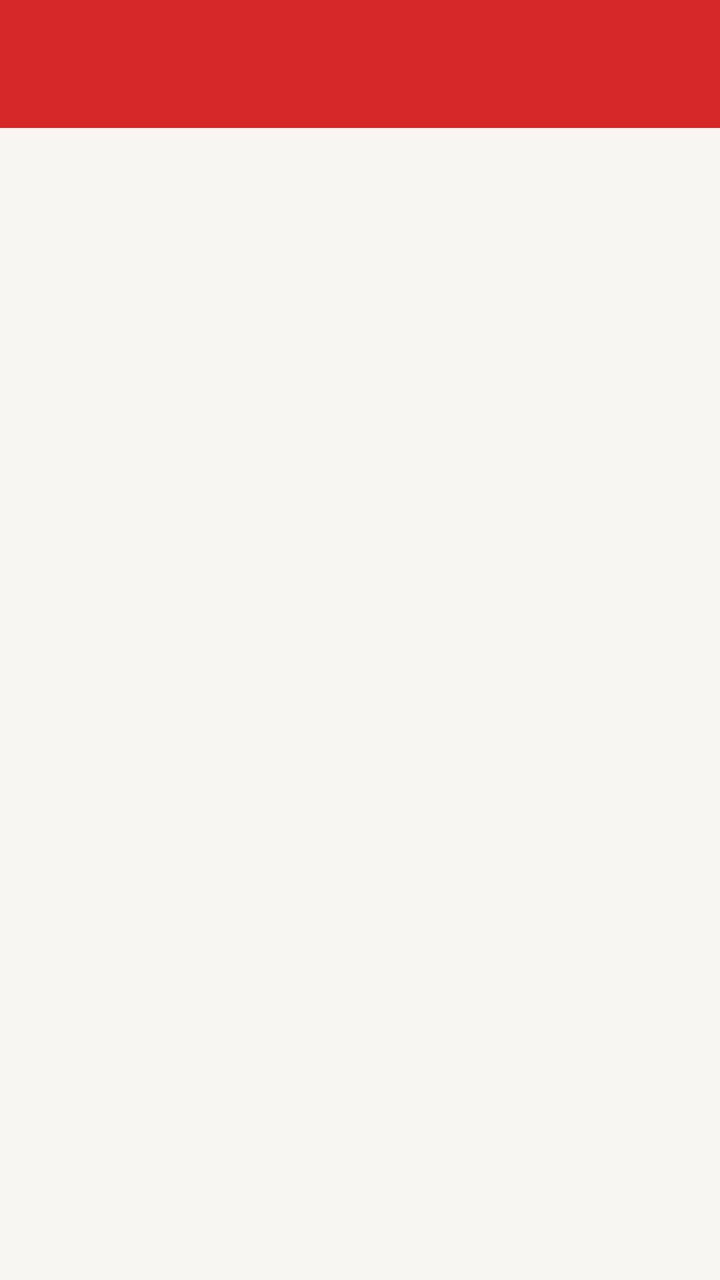
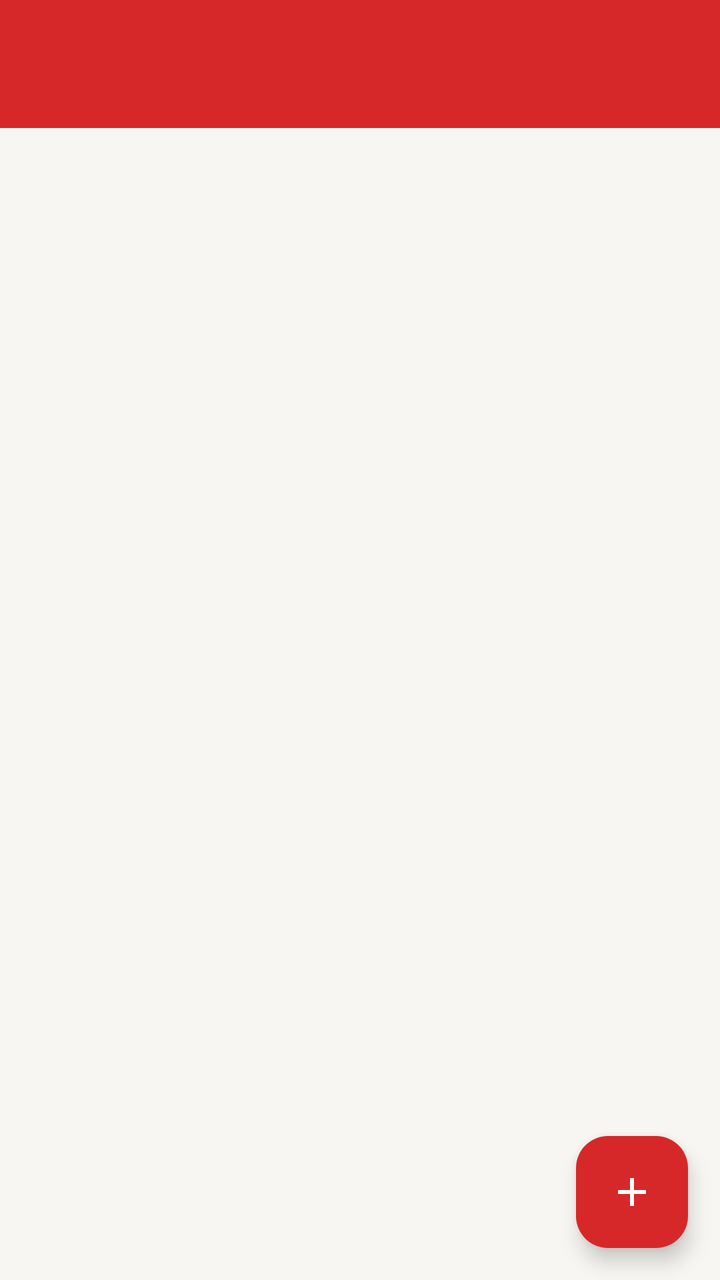

Two renders of the same Android screen: before a commit and after it. Below are the layout's source before the change and the commit's diff.
<!-- AndroidManifest.xml: application theme Theme.Sporta -->
<!-- res/layout/fragment_progress.xml -->
<?xml version="1.0" encoding="utf-8"?>
<androidx.coordinatorlayout.widget.CoordinatorLayout
    xmlns:android="http://schemas.android.com/apk/res/android"
    xmlns:app="http://schemas.android.com/apk/res-auto"
    xmlns:tools="http://schemas.android.com/tools"
    android:layout_width="match_parent"
    android:layout_height="match_parent"
    android:background="@color/sporta_background"
    tools:context=".Progress.ProgressFragment">

    <com.google.android.material.appbar.AppBarLayout
        android:id="@+id/appBarLayout"
        android:layout_width="match_parent"
        android:layout_height="wrap_content"
        android:theme="@style/ThemeOverlay.AppCompat.Dark.ActionBar">

        <androidx.appcompat.widget.Toolbar
            android:id="@+id/toolbar"
            android:layout_width="match_parent"
            android:layout_height="?attr/actionBarSize"
            android:background="?attr/colorPrimary"
            app:layout_scrollFlags="scroll|enterAlways"
            app:titleTextColor="@android:color/white" />
    </com.google.android.material.appbar.AppBarLayout>

    <ListView
        android:id="@+id/listViewProgress"
        android:layout_width="match_parent"
        android:layout_height="match_parent"
        app:layout_behavior="@string/appbar_scrolling_view_behavior" />

</androidx.coordinatorlayout.widget.CoordinatorLayout>
<!-- resources referenced by this layout -->
<resources>
  <color name="sporta_background">#F8F6F3</color>
  <style name="Theme.Sporta" parent="Base.Theme.Sporta" />
  <style name="Base.Theme.Sporta" parent="Theme.Material3.Light.NoActionBar">
          <item name="colorPrimary">@color/sporta_red</item>
      </style>
  <color name="sporta_red">#D62828</color>
</resources>

<!-- the commit's change to res/layout/fragment_progress.xml (unified diff, before → after) -->
@@ -23,10 +23,62 @@
             app:titleTextColor="@android:color/white" />
     </com.google.android.material.appbar.AppBarLayout>
 
-    <ListView
-        android:id="@+id/listViewProgress"
+    <LinearLayout
         android:layout_width="match_parent"
         android:layout_height="match_parent"
-        app:layout_behavior="@string/appbar_scrolling_view_behavior" />
+        android:orientation="vertical"
+        app:layout_behavior="@string/appbar_scrolling_view_behavior">
+
+        
+        <TextView
+            android:id="@+id/tvRingkasan"
+            android:layout_width="match_parent"
+            android:layout_height="wrap_content"
+            android:fontFamily="@font/inter_semibold"
+            android:paddingStart="20dp"
+            android:paddingTop="16dp"
+            android:paddingEnd="20dp"
+            android:paddingBottom="4dp"
+            android:textColor="@color/sporta_charcoal"
+            android:textSize="15sp" />
+
+        <FrameLayout
+            android:layout_width="match_parent"
+            android:layout_height="0dp"
+            android:layout_weight="1">
+
+            <androidx.recyclerview.widget.RecyclerView
+                android:id="@+id/rvRiwayat"
+                android:layout_width="match_parent"
+                android:layout_height="match_parent"
+                android:clipToPadding="false"
+                android:padding="10dp"
+                android:paddingBottom="88dp" />
+
+            
+            <TextView
+                android:id="@+id/tvKosong"
+                android:layout_width="wrap_content"
+                android:layout_height="wrap_content"
+                android:layout_gravity="center"
+                android:fontFamily="@font/inter_medium"
+                android:gravity="center"
+                android:text="Belum ada catatan latihan.\nTekan tombol + untuk menambah."
+                android:textColor="@color/sporta_text_secondary"
+                android:textSize="15sp"
+                android:visibility="gone" />
+        </FrameLayout>
+    </LinearLayout>
+
+    <com.google.android.material.floatingactionbutton.FloatingActionButton
+        android:id="@+id/fabTambah"
+        android:layout_width="wrap_content"
+        android:layout_height="wrap_content"
+        android:layout_gravity="bottom|end"
+        android:layout_margin="16dp"
+        android:contentDescription="Tambah catatan"
+        android:src="@drawable/ic_add"
+        app:backgroundTint="@color/sporta_red"
+        app:tint="@color/white" />
 
 </androidx.coordinatorlayout.widget.CoordinatorLayout>
<!-- resource entries referenced after the edit -->
@@ -1,10 +1,23 @@
 <!-- resources referenced by this layout -->
 <resources>
   <color name="sporta_background">#F8F6F3</color>
+  <color name="sporta_charcoal">#1C1C21</color>
   <style name="Theme.Sporta" parent="Base.Theme.Sporta" />
   <style name="Base.Theme.Sporta" parent="Theme.Material3.Light.NoActionBar">
           <item name="colorPrimary">@color/sporta_red</item>
       </style>
   <color name="sporta_red">#D62828</color>
+  <color name="sporta_text_secondary">#6B6B75</color>
+  <color name="white">#FFFFFFFF</color>
+  <!-- drawable ic_add (drawable) -->
+  <vector xmlns:android="http://schemas.android.com/apk/res/android"
+      android:width="24dp"
+      android:height="24dp"
+      android:viewportWidth="24"
+      android:viewportHeight="24">
+      <path
+          android:fillColor="#FFFFFFFF"
+          android:pathData="M19,13h-6v6h-2v-6H5v-2h6V5h2v6h6v2z" />
+  </vector>
 </resources>
 
